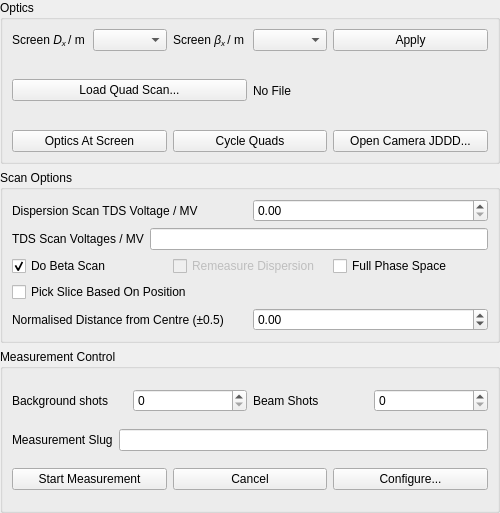
Old version of the form esme/gui/ui/scanner.ui in the repository st-walker/esme.
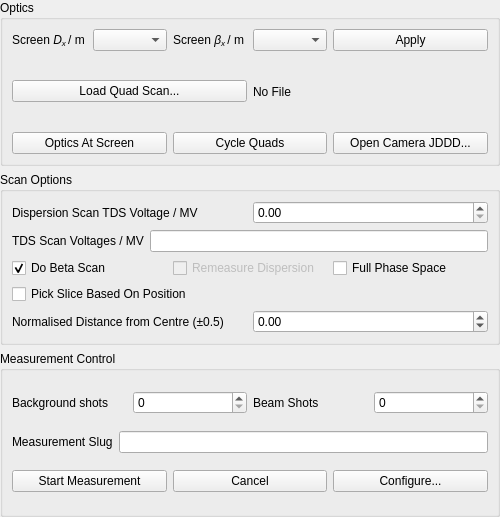
New version of the form.

Patch:
```diff
--- a/esme/gui/ui/scanner.ui
+++ b/esme/gui/ui/scanner.ui
@@ -7,7 +7,7 @@
     <x>0</x>
     <y>0</y>
     <width>500</width>
-    <height>513</height>
+    <height>517</height>
    </rect>
   </property>
   <property name="maximumSize">
```
